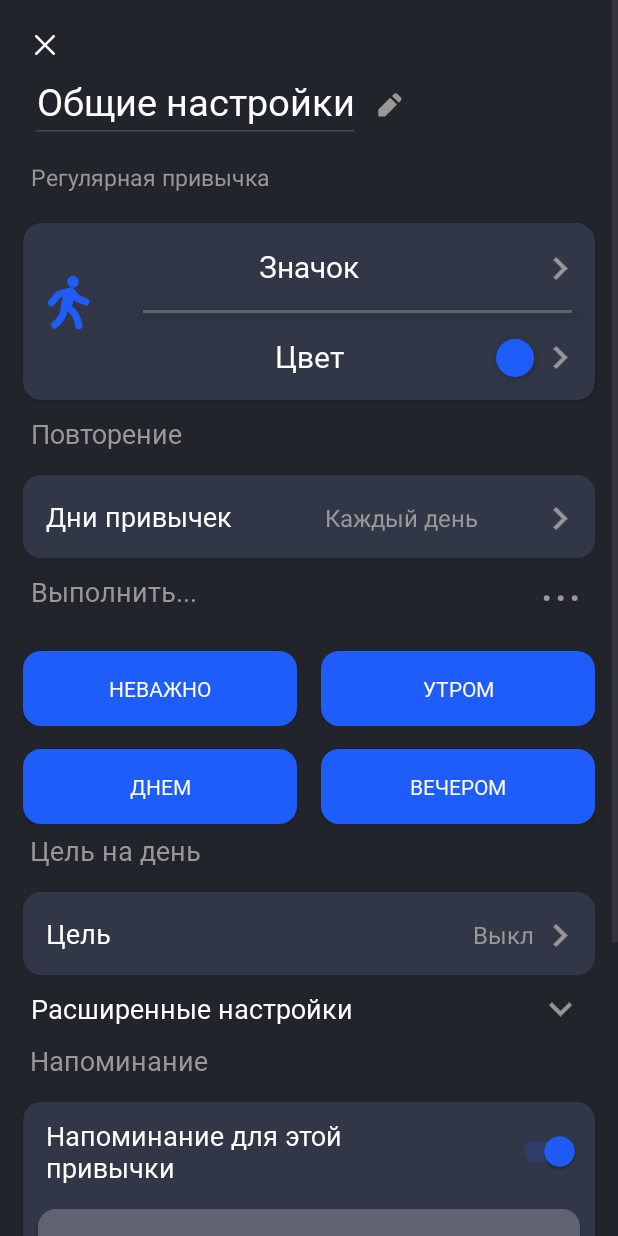
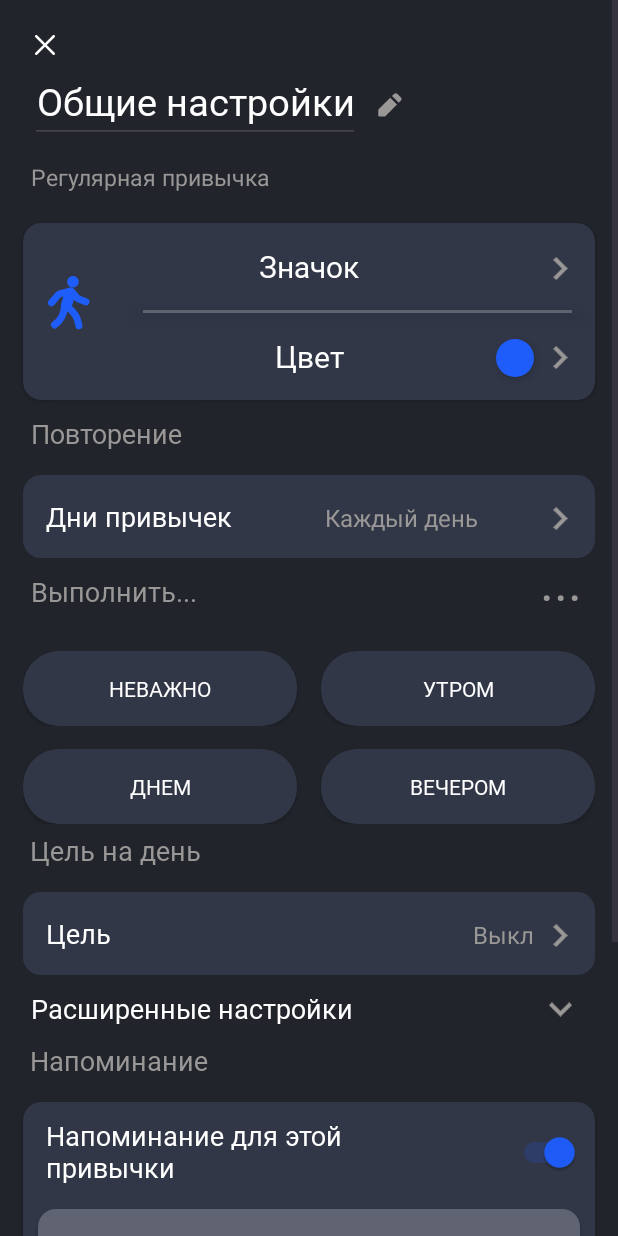
Before and after one commit to Vladi1989/HabitApp, an Android app: the fragment HabitNameFragment placed in its activity, on a phone screen of 412 x 824 dp. Run offline under Robolectric (Android 15) with nearby library versions, the phone set to English and light mode, and no system bars; 1 statement that could not run was skipped.

Commit message:
убрал навигацию

```diff
--- a/app/src/main/java/com/spase_y/habittracker/main/navigation_fragment/a/create_new_habit/CreateNewHabitFragment.kt
+++ b/app/src/main/java/com/spase_y/habittracker/main/navigation_fragment/a/create_new_habit/CreateNewHabitFragment.kt
@@ -31,6 +31,8 @@ class CreateNewHabitFragment : Fragment() {
 
     override fun onViewCreated(view: View, savedInstanceState: Bundle?) {
         super.onViewCreated(view, savedInstanceState)
+
+        requireActivity().findViewById<View>(R.id.llNavigation)?.visibility = View.GONE
 
         // Устанавливаем начальные цвета
         updateCardViewColors()
--- a/app/src/main/java/com/spase_y/habittracker/main/navigation_fragment/a/create_new_habit/habit_name/HabitNameFragment.kt
+++ b/app/src/main/java/com/spase_y/habittracker/main/navigation_fragment/a/create_new_habit/habit_name/HabitNameFragment.kt
@@ -1,10 +1,13 @@
 package com.spase_y.habittracker.main.navigation_fragment.a.create_new_habit.habit_name
 
+import android.content.res.ColorStateList
 import android.os.Bundle
 import androidx.fragment.app.Fragment
 import android.view.LayoutInflater
 import android.view.View
 import android.view.ViewGroup
+import android.widget.Button
+import android.widget.Toast
 import androidx.core.content.ContextCompat
 import androidx.navigation.fragment.findNavController
 import androidx.recyclerview.widget.GridLayoutManager
@@ -38,6 +41,31 @@ class HabitNameFragment : Fragment() {
 
     override fun onViewCreated(view: View, savedInstanceState: Bundle?) {
         super.onViewCreated(view, savedInstanceState)
+
+        val button1 = binding.appCompatButton
+        val button2 = binding.appCompatButton2
+        val button3 = binding.appCompatButton3
+        val button4 = binding.appCompatButton4
+
+        val allButtons = listOf(button1, button2, button3, button4)
+
+        // Устанавливаем обработчик кликов для каждой кнопки
+
+        button1.setOnClickListener {
+            setActiveButton(button1, allButtons)
+        }
+
+        button2.setOnClickListener {
+            setActiveButton(button2, allButtons)
+        }
+
+        button3.setOnClickListener {
+            setActiveButton(button3, allButtons)
+        }
+
+        button4.setOnClickListener {
+            setActiveButton(button4, allButtons)
+        }
 
         val habitId = requireArguments().getInt("HabitType")
 
@@ -170,6 +198,25 @@ class HabitNameFragment : Fragment() {
         // Показать BottomSheet
         bottomSheetDialog.show()
     }
+    private fun setActiveButton(activeButton: Button, allButtons: List<Button>) {
+        // Перебираем все кнопки
+        for (button in allButtons) {
+            if (button == activeButton) {
+                // Устанавливаем цвет activeButton на primary
+                button.backgroundTintList = ColorStateList.valueOf(
+                    resources.getColor(R.color.primary, null)
+                )
+
+                // Показываем тост
+                Toast.makeText(requireContext(), "Кнопка '${button.text}' активна!", Toast.LENGTH_SHORT).show()
+            } else {
+                // Остальным кнопкам ставим цвет card_view
+                button.backgroundTintList = ColorStateList.valueOf(
+                    resources.getColor(R.color.card_view, null)
+                )
+            }
+        }
+    }
 
     override fun onDestroyView() {
         super.onDestroyView()
--- a/app/src/main/java/com/spase_y/habittracker/main/navigation_fragment/a/recommend_habit/RecommendHabitsFragment.kt
+++ b/app/src/main/java/com/spase_y/habittracker/main/navigation_fragment/a/recommend_habit/RecommendHabitsFragment.kt
@@ -23,6 +23,7 @@ class RecommendHabitsFragment : Fragment() {
 
     override fun onViewCreated(view: View, savedInstanceState: Bundle?) {
         super.onViewCreated(view, savedInstanceState)
+        requireActivity().findViewById<View>(R.id.llNavigation)?.visibility = View.GONE
 
         val habits = listOf(
             Habit(
--- a/app/src/main/java/com/spase_y/habittracker/main/navigation_fragment/d/FeedbackFragment.kt
+++ b/app/src/main/java/com/spase_y/habittracker/main/navigation_fragment/d/FeedbackFragment.kt
@@ -25,6 +25,8 @@ class FeedbackFragment : Fragment() {
     }
     override fun onViewCreated(view: View, savedInstanceState: Bundle?) {
         super.onViewCreated(view, savedInstanceState)
+        requireActivity().findViewById<View>(R.id.llNavigation)?.visibility = View.GONE
+
 
         binding.ivArrowBack1.setOnClickListener {
             requireActivity().onBackPressedDispatcher.onBackPressed()
--- a/app/src/main/java/com/spase_y/habittracker/main/navigation_fragment/d/general_settings/GeneralSettingsFragment.kt
+++ b/app/src/main/java/com/spase_y/habittracker/main/navigation_fragment/d/general_settings/GeneralSettingsFragment.kt
@@ -28,6 +28,8 @@ class GeneralSettingsFragment : Fragment() {
 
     override fun onViewCreated(view: View, savedInstanceState: Bundle?) {
         super.onViewCreated(view, savedInstanceState)
+        requireActivity().findViewById<View>(R.id.llNavigation)?.visibility = View.GONE
+
 
         // Обработка кнопки назад
         binding.ivArrowBack1.setOnClickListener {
--- a/app/src/main/java/com/spase_y/habittracker/main/navigation_fragment/d/general_settings/privacy_policy/PrivacyPolicyFragment.kt
+++ b/app/src/main/java/com/spase_y/habittracker/main/navigation_fragment/d/general_settings/privacy_policy/PrivacyPolicyFragment.kt
@@ -27,6 +27,8 @@ class PrivacyPolicyFragment : Fragment() {
         binding.ivArrowBack1.setOnClickListener {
             requireActivity().onBackPressedDispatcher.onBackPressed()
         }
+        requireActivity().findViewById<View>(R.id.llNavigation)?.visibility = View.GONE
+
     }
 
     override fun onDestroyView() {
--- a/app/src/main/java/com/spase_y/habittracker/main/navigation_fragment/d/general_settings/time_intervals/TimeIntervalsFragment.kt
+++ b/app/src/main/java/com/spase_y/habittracker/main/navigation_fragment/d/general_settings/time_intervals/TimeIntervalsFragment.kt
@@ -6,6 +6,7 @@ import android.view.LayoutInflater
 import android.view.View
 import android.view.ViewGroup
 import android.widget.TextView
+import com.spase_y.habittracker.R
 import com.spase_y.habittracker.databinding.FragmentTimeIntervalsBinding
 import com.spase_y.habittracker.main.navigation_fragment.d.notification.MyBottomSheetTimeFragment
 
@@ -26,6 +27,8 @@ class TimeIntervalsFragment : Fragment() {
         binding.ivArrowBack1.setOnClickListener {
             requireActivity().onBackPressedDispatcher.onBackPressed()
         }
+        requireActivity().findViewById<View>(R.id.llNavigation)?.visibility = View.GONE
+
 
         setupButton(binding.textView9, 8, 14)  // Утро
         setupButton(binding.textView13, 14, 19) // День
--- a/app/src/main/java/com/spase_y/habittracker/main/navigation_fragment/d/language_parameters/LanguageParametersFragment.kt
+++ b/app/src/main/java/com/spase_y/habittracker/main/navigation_fragment/d/language_parameters/LanguageParametersFragment.kt
@@ -5,6 +5,7 @@ import androidx.fragment.app.Fragment
 import android.view.LayoutInflater
 import android.view.View
 import android.view.ViewGroup
+import com.spase_y.habittracker.R
 import com.spase_y.habittracker.databinding.FragmentLanguageParametersBinding
 
 class LanguageParametersFragment : Fragment() {
@@ -21,6 +22,8 @@ class LanguageParametersFragment : Fragment() {
 
     override fun onViewCreated(view: View, savedInstanceState: Bundle?) {
         super.onViewCreated(view, savedInstanceState)
+        requireActivity().findViewById<View>(R.id.llNavigation)?.visibility = View.GONE
+
         binding.ivArrowBack1.setOnClickListener {
             requireActivity().onBackPressedDispatcher.onBackPressed()
         }
--- a/app/src/main/java/com/spase_y/habittracker/main/navigation_fragment/d/notification/NotificationsFragment.kt
+++ b/app/src/main/java/com/spase_y/habittracker/main/navigation_fragment/d/notification/NotificationsFragment.kt
@@ -29,6 +29,8 @@ class NotificationsFragment : Fragment() {
 
     override fun onViewCreated(view: View, savedInstanceState: Bundle?) {
         super.onViewCreated(view, savedInstanceState)
+        requireActivity().findViewById<View>(R.id.llNavigation)?.visibility = View.GONE
+
 
 
         val totalTime = notificationsManager.getNotificationTime(NotificationsManager.Companion.NotificationVariants.TOTAL).time
--- a/app/src/main/java/com/spase_y/habittracker/main/navigation_fragment/d/notification/SoundEffectFragment.kt
+++ b/app/src/main/java/com/spase_y/habittracker/main/navigation_fragment/d/notification/SoundEffectFragment.kt
@@ -24,10 +24,12 @@ class SoundEffectFragment : Fragment() {
 
     override fun onViewCreated(view: View, savedInstanceState: Bundle?) {
         super.onViewCreated(view, savedInstanceState)
+        requireActivity().findViewById<View>(R.id.llNavigation)?.visibility = View.GONE
+
         binding.ivArrowBack1.setOnClickListener {
             requireActivity().onBackPressedDispatcher.onBackPressed()
         }
-        binding.linearLayout10.setOnClickListener {playSound(R.raw.sound_1)
+        binding.linearLayout10.setOnClickListener {playSound(R.raw.sound)
             binding.ivTrackOn1.visibility = View.VISIBLE
             binding.ivTrackOn2.visibility = View.GONE
             binding.ivTrackOn3.visibility = View.GONE
--- a/app/src/main/res/layout/fragment_habit_name.xml
+++ b/app/src/main/res/layout/fragment_habit_name.xml
@@ -339,7 +339,7 @@
                 android:layout_height="50dp"
                 android:layout_weight="1"
                 android:layout_marginEnd="8dp"
-                android:background="@drawable/button_shape_blue_light_r12"
+                android:background="@drawable/button_shape_r12_gray"
                 android:fontFamily="@font/montserrat_extra_bold"
                 android:text="Неважно"
                 android:textColor="@color/white" />
@@ -350,7 +350,7 @@
                 android:layout_height="50dp"
                 android:layout_weight="1"
                 android:layout_marginStart="8dp"
-                android:background="@drawable/button_shape_blue_light_r12"
+                android:background="@drawable/button_shape_r12_gray"
                 android:fontFamily="@font/montserrat_extra_bold"
                 android:text="Утром"
                 android:textColor="@color/white" />
@@ -377,7 +377,7 @@
                 android:layout_height="50dp"
                 android:layout_weight="1"
                 android:layout_marginEnd="8dp"
-                android:background="@drawable/button_shape_blue_light_r12"
+                android:background="@drawable/button_shape_r12_gray"
                 android:fontFamily="@font/montserrat_extra_bold"
                 android:text="Днем"
                 android:textColor="@color/white" />
@@ -388,7 +388,7 @@
                 android:layout_height="50dp"
                 android:layout_weight="1"
                 android:layout_marginStart="8dp"
-                android:background="@drawable/button_shape_blue_light_r12"
+                android:background="@drawable/button_shape_r12_gray"
                 android:fontFamily="@font/montserrat_extra_bold"
                 android:text="Вечером"
                 android:textColor="@color/white" />
@@ -582,7 +582,7 @@
                 <Switch
                     android:id="@+id/swTotal"
                     android:layout_width="40dp"
-                    android:layout_height="30dp"
+                    android:layout_height="40dp"
                     android:layout_weight="1"
                     android:checked="true"
                     android:layout_marginEnd="10dp"
```
Also changed, not shown: app/src/main/res/layout/fragment_sound_effect.xml (+4 -4 lines), 2 other files.
